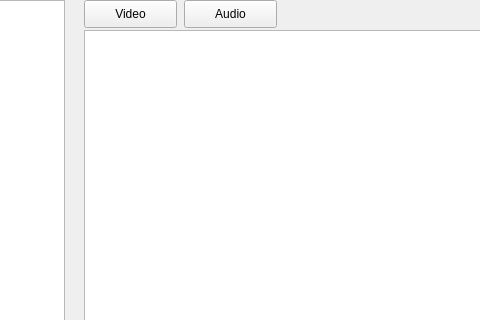
Qt form test1/mainwindow.ui (NullBrainer/AmishMediaPlayer) before a commit; both pictures show x 306 to 786 and y 0 to 320 of the 950 by 614 pixel window.
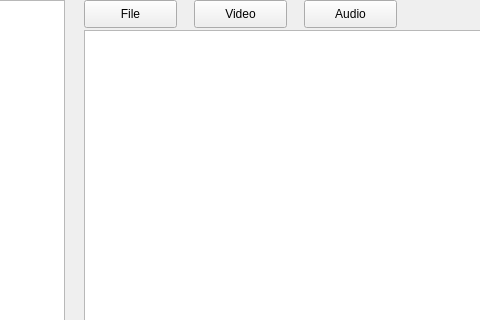
The same form after that commit.

```diff
--- a/test1/mainwindow.ui
+++ b/test1/mainwindow.ui
@@ -17,7 +17,7 @@
    <widget class="QPushButton" name="chooseVideoPlayer">
     <property name="geometry">
      <rect>
-      <x>390</x>
+      <x>500</x>
       <y>0</y>
       <width>93</width>
       <height>28</height>
@@ -30,7 +30,7 @@
    <widget class="QPushButton" name="chooseAudioPlayer">
     <property name="geometry">
      <rect>
-      <x>490</x>
+      <x>610</x>
       <y>0</y>
       <width>93</width>
       <height>28</height>
@@ -60,6 +60,19 @@
      </rect>
     </property>
    </widget>
+   <widget class="QPushButton" name="fileButton">
+    <property name="geometry">
+     <rect>
+      <x>390</x>
+      <y>0</y>
+      <width>93</width>
+      <height>28</height>
+     </rect>
+    </property>
+    <property name="text">
+     <string>File</string>
+    </property>
+   </widget>
   </widget>
  </widget>
  <layoutdefault spacing="6" margin="11"/>
```
